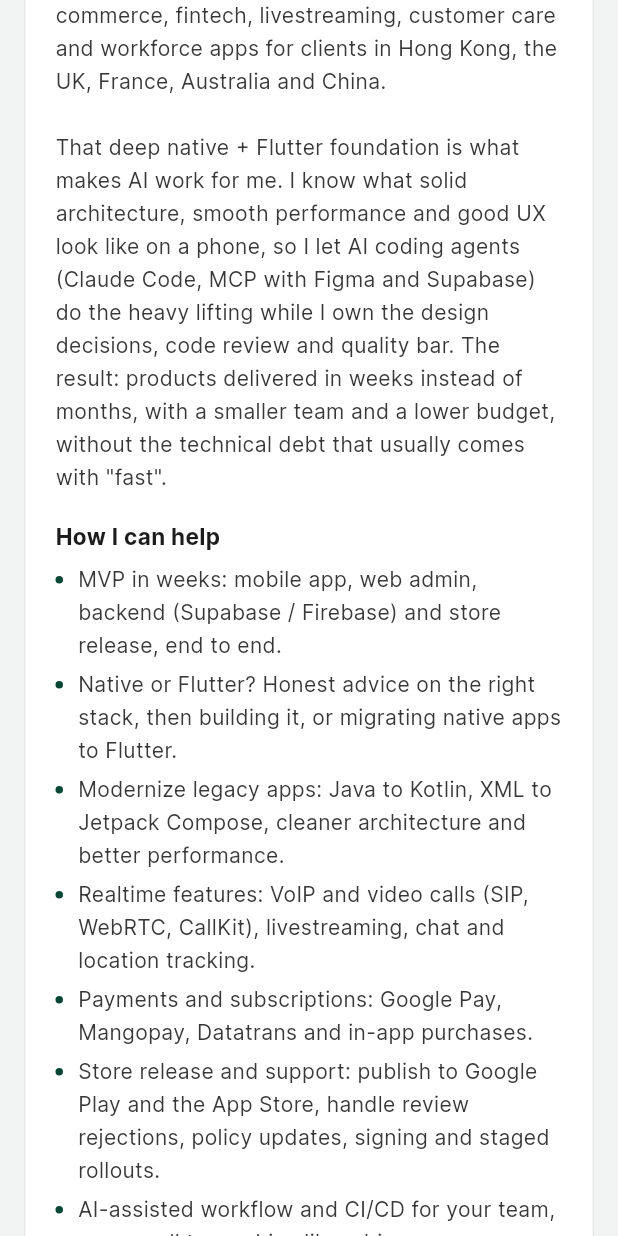
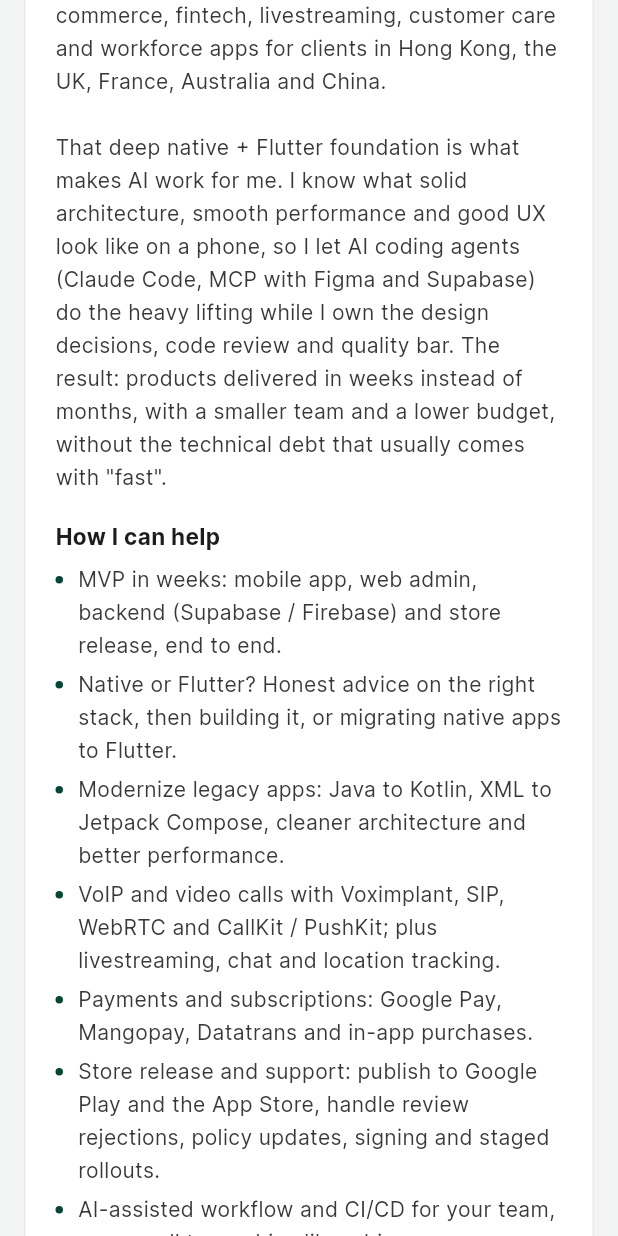
Before and after one commit to binhhoit/binhhoit.github.io, a Flutter app: the screen it shows after launch, scrolled down 576 dp, on a phone screen of 412 x 824 dp. Run offline on Flutter 3.47's test engine with Material 3 defaults, Android fonts, the phone set to English and light mode, and no system bars.

Commit message:
Highlight Voximplant SDKs (flutter_voximplant, flutter_callkit_voximplant)

```diff
--- a/presentation/lib/screen/profile/profile_data.dart
+++ b/presentation/lib/screen/profile/profile_data.dart
@@ -23,7 +23,8 @@
     'MVP in weeks: mobile app, web admin, backend (Supabase / Firebase) and store release, end to end.',
     'Native or Flutter? Honest advice on the right stack, then building it, or migrating native apps to Flutter.',
     'Modernize legacy apps: Java to Kotlin, XML to Jetpack Compose, cleaner architecture and better performance.',
-    'Realtime features: VoIP and video calls (SIP, WebRTC, CallKit), livestreaming, chat and location tracking.',
+    'VoIP and video calls with Voximplant, SIP, WebRTC and CallKit / PushKit; plus livestreaming, chat and '
+        'location tracking.',
     'Payments and subscriptions: Google Pay, Mangopay, Datatrans and in-app purchases.',
     'Store release and support: publish to Google Play and the App Store, handle review rejections, policy '
         'updates, signing and staged rollouts.',
@@ -55,7 +56,7 @@
     SkillGroup(name: 'Async & Network', items: ['Coroutines', 'RxJava', 'Retrofit', 'REST API', 'Socket.IO']),
     SkillGroup(
       name: 'Realtime & Media',
-      items: ['VoIP / SIP', 'CallKit & PushKit', 'WebRTC', 'Livestream (RTMP)', 'Google Maps', 'Location tracking'],
+      items: ['Voximplant SDK', 'VoIP / SIP', 'CallKit & PushKit', 'WebRTC', 'Livestream (RTMP)', 'Google Maps', 'Location tracking'],
     ),
     SkillGroup(
       name: 'Data & Cloud',
@@ -130,16 +131,28 @@
           name: 'Astro7 · Voice & Video Calling',
           client: 'Freelance',
           period: '2024 – 2025',
-          description: 'SIP-based calling app (Flutter) with native incoming-call screens that ring even when the app '
-              'is killed or the phone is locked.',
+          description: 'VoIP calling app (Flutter) built on the Voximplant platform, with native incoming-call screens '
+              'that ring even when the app is killed or the phone is locked.',
           highlights: [
+            'Built the calling core on Voximplant: flutter_voximplant for login, SIP / VoIP calls and media, '
+                'flutter_callkit_voximplant to bridge Voximplant calls into the native iOS CallKit UI.',
             'iOS: VoIP push handling with PushKit in AppDelegate, showing the native CallKit screen via '
                 'flutter_callkit_incoming.',
             'Android: incoming calls via Firebase Cloud Messaging; answer from the lock screen (wake lock, '
                 'show-when-locked, keyguard) through a Flutter MethodChannel.',
-            'SIP and Voximplant calling, ringtone and vibration, Crashlytics and Analytics.',
+            'Incoming and outgoing call flows, ringtone and vibration, Crashlytics and Analytics.',
           ],
-          tags: ['Flutter', 'CallKit', 'PushKit', 'VoIP', 'SIP', 'Voximplant', 'FCM', 'BLoC'],
+          tags: [
+            'Voximplant',
+            'flutter_voximplant',
+            'flutter_callkit_voximplant',
+            'CallKit',
+            'PushKit',
+            'SIP',
+            'FCM',
+            'Flutter',
+            'BLoC',
+          ],
         ),
       ],
     ),
```
